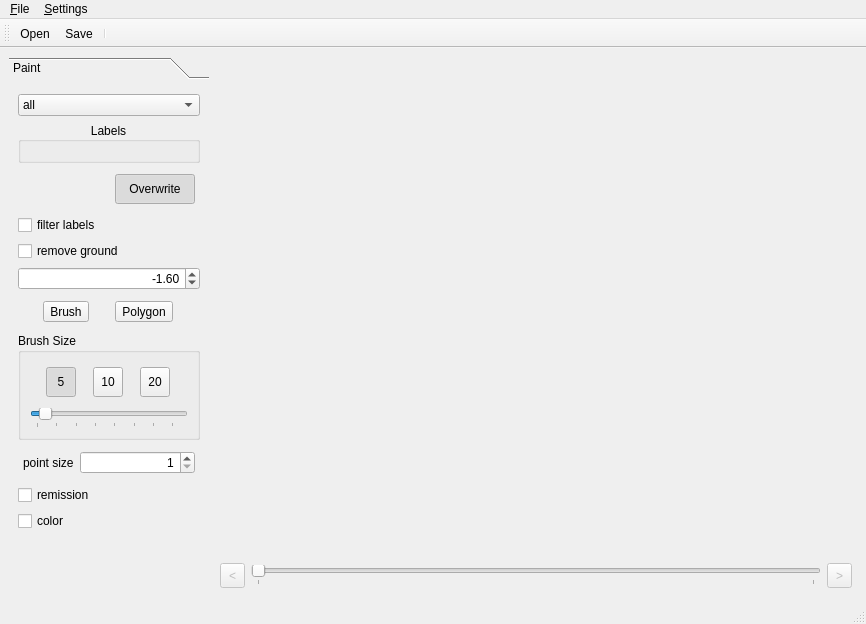
This is src/MainFrame.ui in jbehley/point_labeler as Qt 5 draws it before an edit. The edited form follows.
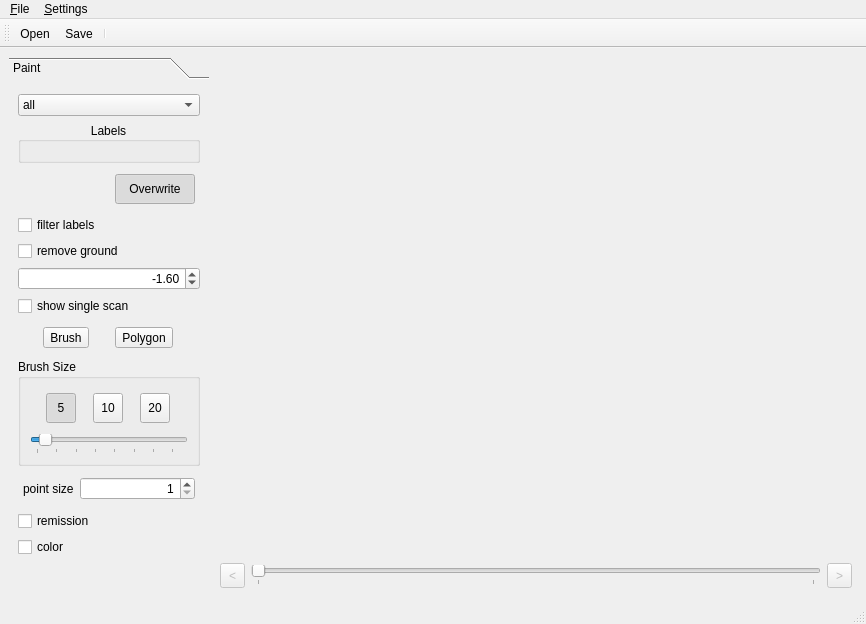
This is the edited form. Custom widgets are drawn as their Qt base class.

The edit to the form file:
```diff
--- a/src/MainFrame.ui
+++ b/src/MainFrame.ui
@@ -44,7 +44,7 @@
          <x>0</x>
          <y>0</y>
          <width>187</width>
-         <height>501</height>
+         <height>532</height>
         </rect>
        </property>
        <attribute name="label">
@@ -180,6 +180,13 @@
           </property>
          </widget>
         </item>
+        <item>
+         <widget class="QCheckBox" name="chkShowSingleScan">
+          <property name="text">
+           <string>show single scan</string>
+          </property>
+         </widget>
+        </item>
         <item>
          <layout class="QHBoxLayout" name="horizontalLayout_2">
           <property name="leftMargin">
```
